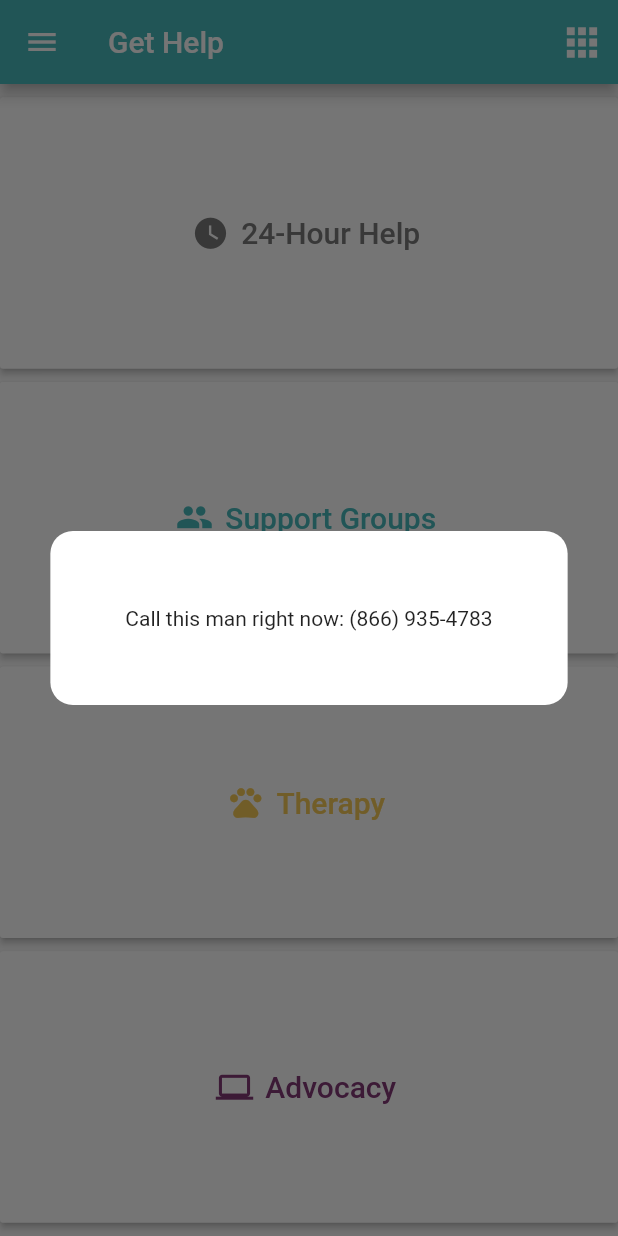
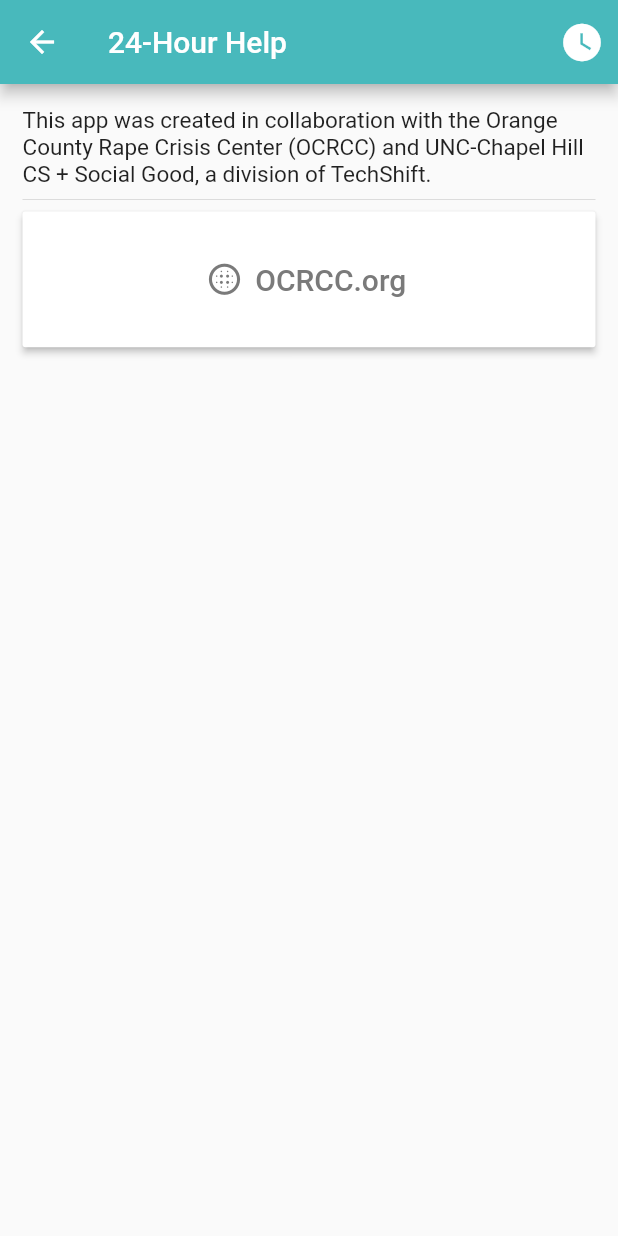
Before and after one commit to cssgunc/flutter_ocrcc, a Flutter app: the ResourcesPage screen opened by its route, after a tap on "24-Hour Help", on a phone screen of 412 x 824 dp. Run offline on Flutter 3.47's test engine with Material 2 defaults, Android fonts, the phone set to English and light mode, and no system bars; our stand-ins replace google_maps_flutter, table_calendar.

Commit message:
Updated resource links, added ind. pages, formatting

```diff
--- a/lib/resources.dart
+++ b/lib/resources.dart
@@ -15,7 +15,7 @@ class _ResourcesPageState extends State<ResourcesPage> {
     return Scaffold(
       appBar: AppBar(
         backgroundColor: Color(0xFF48B9BC), // Teal
-        title: Text('Get Help'),
+        title: Text('Resources/Get Help'),
         actions: <Widget>[
           IconButton(
             icon: Icon(Icons.apps, size: 30.0, color: Colors.white),
@@ -133,10 +133,10 @@ class _ResourcesPageState extends State<ResourcesPage> {
               height: (MediaQuery.of(context).size.height - 100) / 4,
               child: RaisedButton.icon(
                 color: Colors.white,
-                onPressed: () {
-                  showDialog(
-                    context: context,
-                    builder: (_) => HourHelpOverlay(),
+                onPressed: (){
+                  Navigator.pushReplacementNamed(
+                    context,
+                    '/resources_24hour',
                   );
                 },
                 icon: Icon(
@@ -159,10 +159,10 @@ class _ResourcesPageState extends State<ResourcesPage> {
               height: (MediaQuery.of(context).size.height - 100) / 4,
               child: RaisedButton.icon(
                 color: Colors.white,
-                onPressed: () {
-                  showDialog(
-                    context: context,
-                    builder: (_) => SupportOverlay(),
+                onPressed: (){
+                  Navigator.pushReplacementNamed(
+                    context,
+                    '/resources_support',
                   );
                 },
                 icon: Icon(
@@ -185,10 +185,10 @@ class _ResourcesPageState extends State<ResourcesPage> {
               height: (MediaQuery.of(context).size.height - 100) / 4,
               child: RaisedButton.icon(
                 color: Colors.white,
-                onPressed: () {
-                  showDialog(
-                    context: context,
-                    builder: (_) => TherapyOverlay(),
+                onPressed: (){
+                  Navigator.pushReplacementNamed(
+                    context,
+                    '/resources_therapy',
                   );
                 },
                 icon: Icon(
@@ -211,10 +211,10 @@ class _ResourcesPageState extends State<ResourcesPage> {
               height: (MediaQuery.of(context).size.height - 100) / 4,
               child: RaisedButton.icon(
                 color: Colors.white,
-                onPressed: () {
-                  showDialog(
-                    context: context,
-                    builder: (_) => AdvocacyOverlay(),
+                onPressed: (){
+                  Navigator.pushReplacementNamed(
+                    context,
+                    '/resources_advocacy',
                   );
                 },
                 icon: Icon(
--- /dev/null
+++ b/lib/resources_24hour.dart
@@ -0,0 +1,77 @@
+import 'package:flutter/material.dart';
+
+class Resources24HourPage extends StatefulWidget {
+  Resources24HourPage({Key key, this.title}) : super(key: key);
+  final String title;
+
+  @override
+  _Resources24HourPageState createState() => _Resources24HourPageState();
+}
+
+class _Resources24HourPageState extends State<Resources24HourPage> {
+
+  @override
+  Widget build(BuildContext context) {
+    return Scaffold(
+      appBar: AppBar(
+        backgroundColor: Color(0xFF48B9BC), // Teal
+        leading: BackButton(
+          onPressed: (){
+            Navigator.pushReplacementNamed(
+              context,
+              '/resources',
+            );
+          },
+        ),
+        title: Text('24-Hour Help'),
+        actions: <Widget>[
+          IconButton(
+            icon: Icon(Icons.watch_later, size: 30.0, color: Colors.white),
+            onPressed: null,
+          )
+        ],
+      ),
+      body: Padding(
+        padding: EdgeInsets.symmetric(vertical: 15.0, horizontal: 15.0),
+        child: Column(
+          mainAxisAlignment: MainAxisAlignment.start,
+          children: <Widget>[
+            Text(
+              'This app was created in collaboration with the Orange County Rape Crisis Center (OCRCC) and UNC-Chapel Hill CS + Social Good, a division of TechShift.',
+              style: TextStyle(fontSize: 15.0),
+              textAlign: TextAlign.left,
+            ),
+            Divider(),
+            SizedBox(
+              width: MediaQuery.of(context).size.width,
+              height: (MediaQuery.of(context).size.height - 100) / 8,
+              child: RaisedButton.icon(
+                color: Colors.white,
+                onPressed: (){
+                  // TODO: https://ocrcc.org/get-help/advocacy/
+                  // Navigator.pushReplacementNamed(
+                  //   context,
+                  //   '/resources_24hour',
+                  // );
+                },
+                icon: Icon(
+                  Icons.blur_circular,
+                  size: 25.0,
+                  color: Color(0xFF7A7A7A), // Dark Grey
+                ),
+                label: Text('OCRCC.org',
+                  style:(
+                    TextStyle(
+                      fontSize: 20.0,
+                      color: Color(0xFF7A7A7A), // Dark Grey
+                    )
+                  ),
+                ),
+              ),
+            ),
+          ],
+        ),
+      ),
+    );
+  }
+}
--- a/pubspec.yaml
+++ b/pubspec.yaml
@@ -26,7 +26,8 @@ dependencies:
 
   url_launcher: ^5.4.1
   table_calendar: ^2.2.2
-  google_maps_flutter: ^0.5.24
+  google_maps_flutter: ^0.5.25+3
+  # TODO: test in-app webview/browser
   # Uncomment when we impl: google_fonts: ^0.3.9
 
 dev_dependencies:
```
Also changed, not shown: lib/main.dart (+8 -0 lines), lib/resources_advocacy.dart (added, +76 -0 lines), lib/resources_support.dart (added, +76 -0 lines), lib/resources_therapy.dart (added, +76 -0 lines), pubspec.lock.
